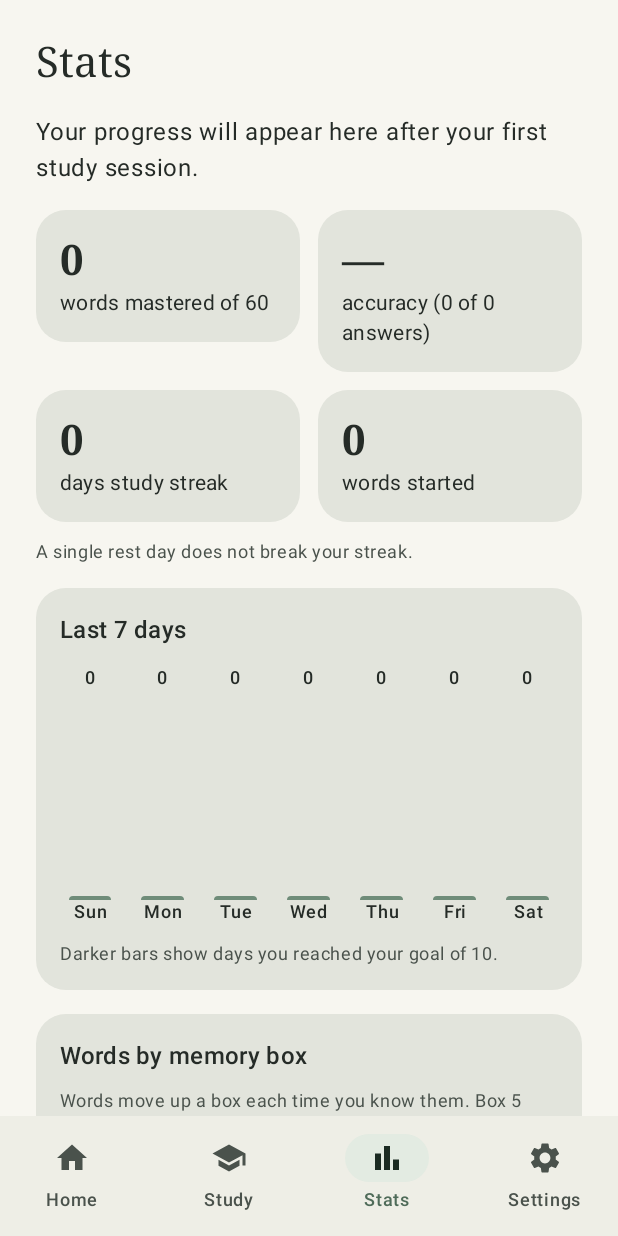
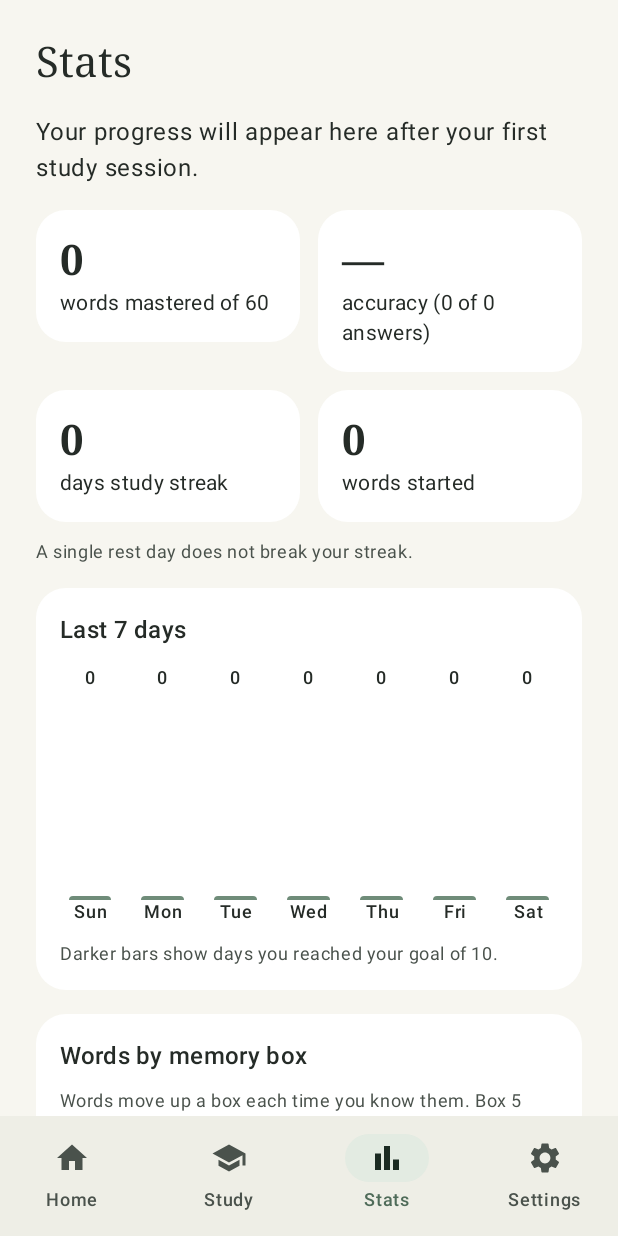
Before and after one commit to haewon-1105/WordWise, an Android app built with Jetpack Compose: the StatsScreen screen opened through its navigation route, on a phone screen of 412 x 824 dp. Run offline under Robolectric (Android 15) with nearby library versions, the phone set to English and light mode, and no system bars; our stand-ins replace Dagger/Hilt's generated code, Room's generated code; pictures from the network do not load.

Commit message:
Add ViewModel and Compose GUI tests, README screenshots, paper cards on Stats and Add a word

```diff
--- a/app/src/main/java/au/edu/jcu/cp3406/wordwise/ui/home/HomeScreen.kt
+++ b/app/src/main/java/au/edu/jcu/cp3406/wordwise/ui/home/HomeScreen.kt
@@ -47,6 +47,7 @@ import androidx.lifecycle.compose.collectAsStateWithLifecycle
 import au.edu.jcu.cp3406.wordwise.R
 import au.edu.jcu.cp3406.wordwise.ui.theme.ButtonShape
 import au.edu.jcu.cp3406.wordwise.ui.theme.WordWiseTheme
+import au.edu.jcu.cp3406.wordwise.ui.theme.paperCardColors
 import kotlin.math.roundToInt
 
 /** Stateful entry point used by the NavHost: gets its state from [HomeViewModel]. */
@@ -274,7 +275,7 @@ private fun ShortcutRow(
     Card(
         onClick = onClick,
         modifier = Modifier.fillMaxWidth(),
-        colors = CardDefaults.cardColors(containerColor = MaterialTheme.colorScheme.surfaceContainerLowest),
+        colors = paperCardColors(),
     ) {
         Row(
             modifier = Modifier
--- a/app/src/main/java/au/edu/jcu/cp3406/wordwise/ui/stats/StatsScreen.kt
+++ b/app/src/main/java/au/edu/jcu/cp3406/wordwise/ui/stats/StatsScreen.kt
@@ -40,6 +40,7 @@ import au.edu.jcu.cp3406.wordwise.R
 import au.edu.jcu.cp3406.wordwise.model.DailyReviewCount
 import au.edu.jcu.cp3406.wordwise.model.LearningStats
 import au.edu.jcu.cp3406.wordwise.ui.theme.WordWiseTheme
+import au.edu.jcu.cp3406.wordwise.ui.theme.paperCardColors
 import java.time.LocalDate
 import java.time.format.TextStyle
 import java.util.Locale
@@ -141,6 +142,7 @@ private fun SummaryTiles(stats: LearningStats) {
 private fun StatTile(value: String, label: String, modifier: Modifier = Modifier) {
     Card(
         modifier = modifier.clearAndSetSemantics { contentDescription = "$value, $label" },
+        colors = paperCardColors(),
     ) {
         Column(Modifier.padding(16.dp)) {
             Text(
@@ -165,7 +167,7 @@ private fun WeekChart(days: List<DailyReviewCount>, dailyGoal: Int) {
     }
     val description = stringResource(R.string.stats_week_description, dailyGoal, summary)
 
-    Card(Modifier.fillMaxWidth()) {
+    Card(Modifier.fillMaxWidth(), colors = paperCardColors()) {
         Column(Modifier.padding(16.dp), verticalArrangement = Arrangement.spacedBy(12.dp)) {
             Text(
                 text = stringResource(R.string.stats_week_title),
@@ -227,7 +229,7 @@ private fun WeekChart(days: List<DailyReviewCount>, dailyGoal: Int) {
 @Composable
 private fun BoxChart(stats: LearningStats) {
     val maxCount = (stats.wordsPerBox.maxOrNull() ?: 0).coerceAtLeast(1)
-    Card(Modifier.fillMaxWidth()) {
+    Card(Modifier.fillMaxWidth(), colors = paperCardColors()) {
         Column(Modifier.padding(16.dp), verticalArrangement = Arrangement.spacedBy(10.dp)) {
             Text(
                 text = stringResource(R.string.stats_boxes_title),
--- a/app/src/main/java/au/edu/jcu/cp3406/wordwise/ui/theme/Shape.kt
+++ b/app/src/main/java/au/edu/jcu/cp3406/wordwise/ui/theme/Shape.kt
@@ -1,7 +1,12 @@
 package au.edu.jcu.cp3406.wordwise.ui.theme
 
 import androidx.compose.foundation.shape.RoundedCornerShape
+import androidx.compose.material3.CardColors
+import androidx.compose.material3.CardDefaults
+import androidx.compose.material3.MaterialTheme
 import androidx.compose.material3.Shapes
+import androidx.compose.runtime.Composable
+import androidx.compose.ui.graphics.luminance
 import androidx.compose.ui.unit.dp
 
 /** Soft, rounded corners: 20 dp cards and 24 dp large surfaces, as in the design system. */
@@ -15,3 +20,16 @@ val WordWiseShapes = Shapes(
 
 /** Buttons use 16 dp corners rather than Material's full pill. */
 val ButtonShape = RoundedCornerShape(16.dp)
+
+/**
+ * Colours for the app's content cards: white paper on the ivory background in light mode,
+ * a slightly raised dark surface in dark mode.
+ */
+@Composable
+fun paperCardColors(): CardColors {
+    val scheme = MaterialTheme.colorScheme
+    val isDark = scheme.background.luminance() < 0.5f
+    return CardDefaults.cardColors(
+        containerColor = if (isDark) scheme.surfaceContainer else scheme.surfaceContainerLowest,
+    )
+}
```
Also changed, not shown: app/src/main/java/au/edu/jcu/cp3406/wordwise/ui/addword/AddWordScreen.kt (+4 -3 lines), 9 other files.
